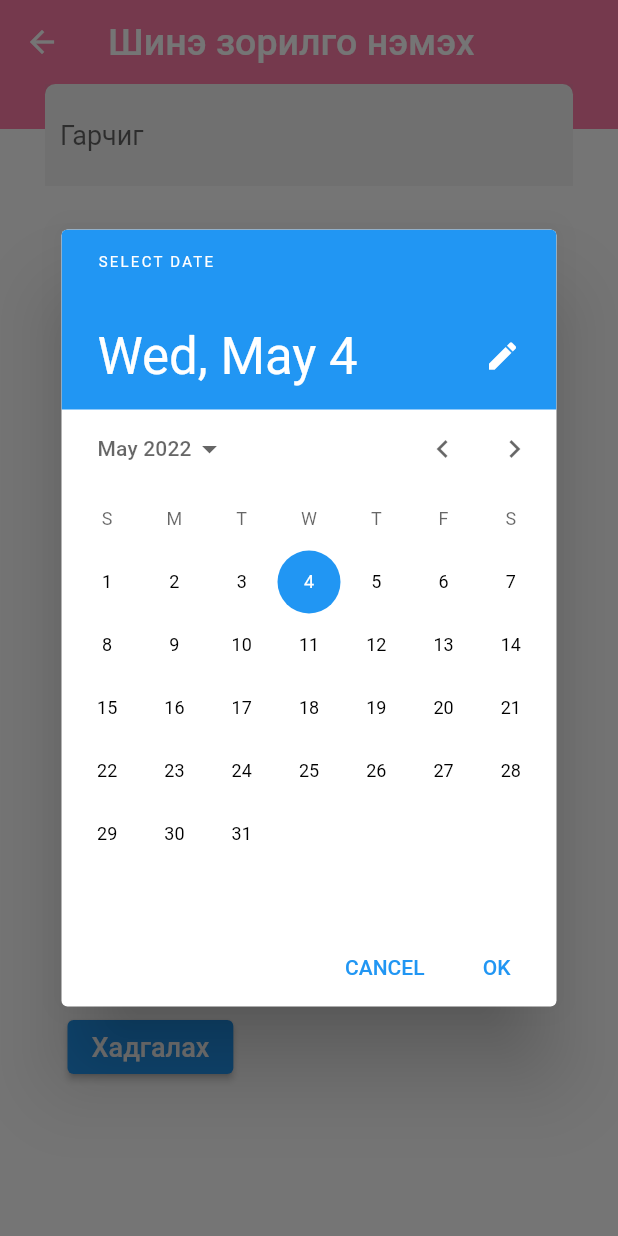
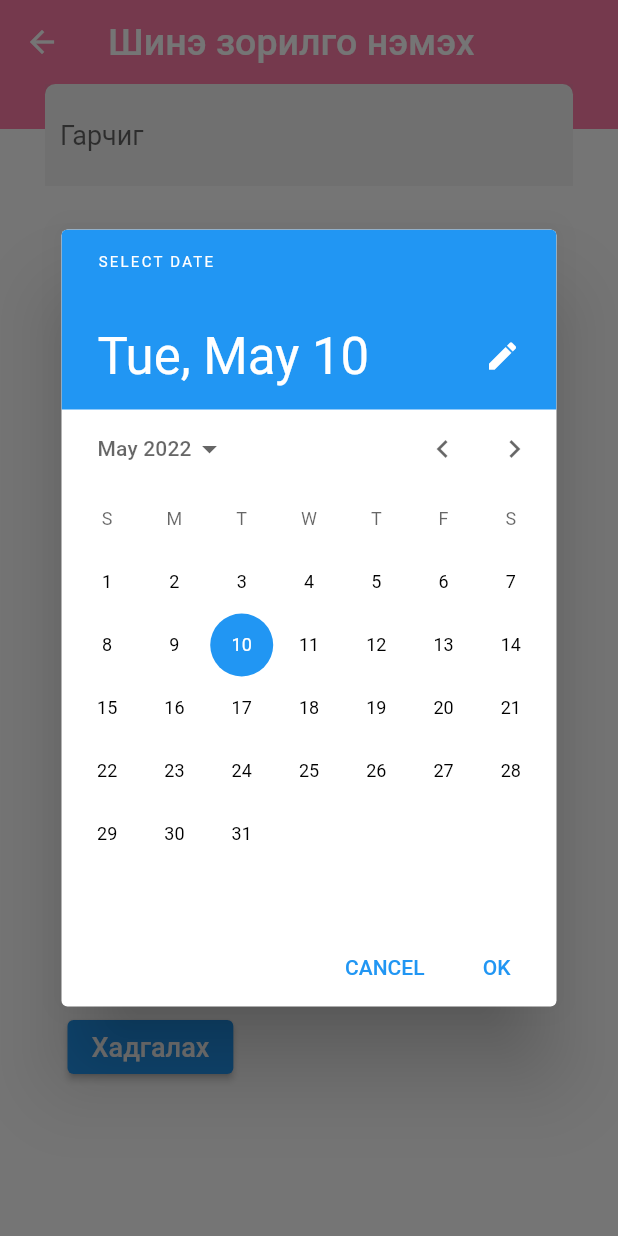
Before and after one commit to Slnngg/diplom, a Flutter app: the newTask screen opened directly, after a tap on an icon or button, on a phone screen of 412 x 824 dp. Run offline on Flutter 3.47's test engine with Material 2 defaults, Android fonts, the phone set to English and light mode, and no system bars; our stand-ins replace cloud_firestore, firebase_auth, firebase_core, flutter_slidable, flutter_svg, sqflite and 1 more; accounts and stored records are empty.

Commit message:
slide date ok

```diff
--- a/lib/screens/Components/Menu.dart
+++ b/lib/screens/Components/Menu.dart
@@ -4,6 +4,8 @@ class Menu extends StatelessWidget {
   final padding = EdgeInsets.symmetric(horizontal: 20);
   @override
   Widget build(BuildContext context) {
-    return Drawer();
+    return Drawer(
+      child: Container(color: Colors.black),
+    );
   }
 }
--- a/lib/screens/Components/openNewTask.dart
+++ b/lib/screens/Components/openNewTask.dart
@@ -23,8 +23,9 @@ class newTask extends StatefulWidget {
 class _newTaskState extends State<newTask> {
   TextEditingController _titleController = TextEditingController();
   TextEditingController _descriptionController = TextEditingController();
-  DateTime date = DateTime(2022, 5, 4);
+  DateTime date = DateTime.now();
   DateTime? newDate = DateTime.now();
+  DateTime? selected = DateTime.now();
 
   @override
   Widget build(BuildContext context) {
@@ -166,11 +167,12 @@ class _newTaskState extends State<newTask> {
                                   lastDate: DateTime(2050),
                                 );
                                 if (newDate == null) return;
-
+                                setState(() {
+                                  selected = newDate;
+                                });
                                 print(newDate);
                               },
-                              child: Text(
-                                  DateTime.now().toString().substring(0, 10)),
+                              child: Text(newDate.toString().substring(0, 10)),
                               // child: Text(newDate.now().toString()),
                             ),
                           ),
--- a/lib/utils/db.dart
+++ b/lib/utils/db.dart
@@ -79,7 +79,7 @@ create table $tableTodo (
           columnDone,
           columnTitle,
           columnDescription,
-          columnDate
+          columnDate,
         ],
         where: '$columnId = ?',
         whereArgs: [id]);
```
Also changed, not shown: lib/screens/Components/HomePage.dart (+21 -5 lines).
